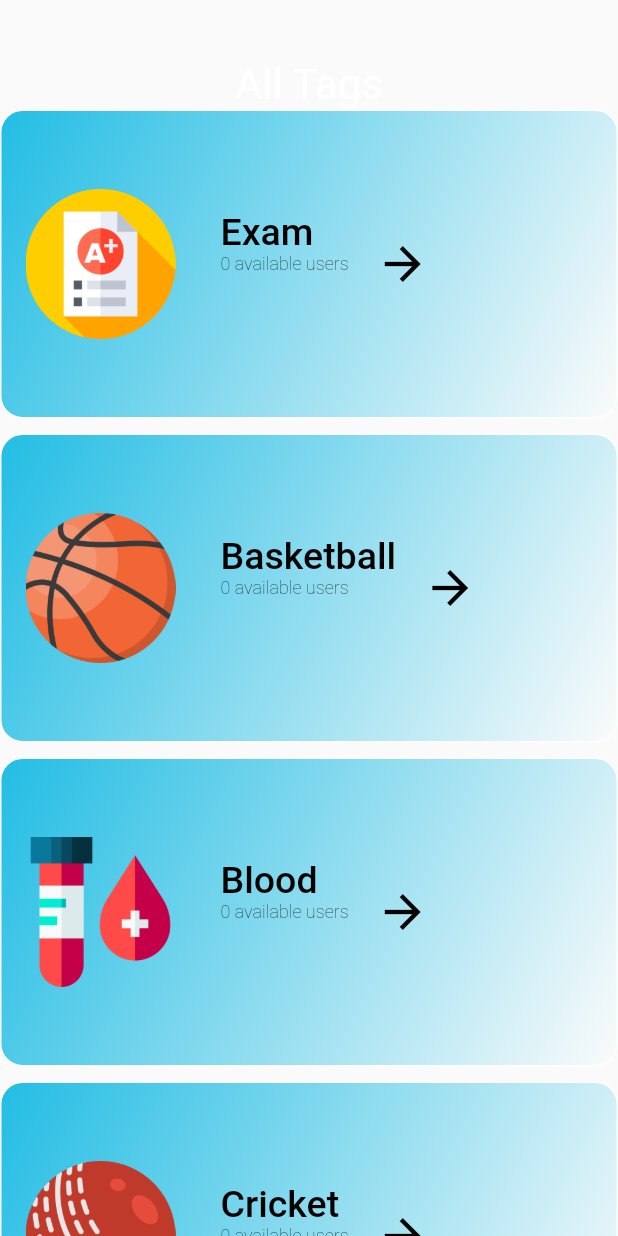
After one commit to tanbir114/nearify, a Flutter app: the CategoryChatScreen screen opened directly, on a phone screen of 412 x 824 dp. The commit adds this screen. Run offline on Flutter 3.47's test engine with Material 2 defaults, Android fonts, the phone set to English and light mode, and no system bars; our stand-ins replace email_validator, geolocator, google_fonts, google_maps_flutter, line_awesome_flutter, shared_preferences; accounts and stored records are empty.

Commit message:
dynamically showing users within 1km radius

```diff
--- /dev/null
+++ b/lib/categorychatscreen.dart
@@ -0,0 +1,64 @@
+import 'package:flutter/material.dart';
+import 'package:frontend/widgets/category_grid_item_chat.dart';
+import 'package:frontend/data/dummy_data.dart';
+import 'package:frontend/user_model.dart';
+import 'package:provider/provider.dart';
+
+class CategoryChatScreen extends StatefulWidget {
+  @override
+  _CategoryChatScreenState createState() => _CategoryChatScreenState();
+}
+
+class _CategoryChatScreenState extends State<CategoryChatScreen> {
+  List<String> selectedCategories = ['Exam'];
+
+  void _handleSelectChange(bool isSelected, String categoryTitle) {
+    setState(() {
+      if (isSelected) {
+        selectedCategories.add(categoryTitle);
+      } else {
+        selectedCategories.remove(categoryTitle);
+      }
+    });
+  }
+
+  @override
+  Widget build(BuildContext context) {
+    return Scaffold(
+      body: Column(
+        crossAxisAlignment: CrossAxisAlignment.center,
+        children: [
+          const SizedBox(
+            height: 40,
+          ),
+          const Text(
+            'All Tags',
+            style: TextStyle(fontSize: 28, color: Colors.white),
+          ),
+          Expanded(
+            child: GridView(
+              gridDelegate: const SliverGridDelegateWithFixedCrossAxisCount(
+                crossAxisCount: 1,
+                childAspectRatio: 2 / 1,
+                crossAxisSpacing: 50,
+                mainAxisSpacing: 10,
+              ),
+              children: [
+                for (final category in availableCategories)
+                  CategoryGridItemChat(
+                      category: category,
+                      onSelectChanged: (isSelected) {
+                        _handleSelectChange(isSelected, category.title);
+                      },
+                      available: context
+                              .watch<DataProvider>()
+                              .tagCountMap?[category.title] ??
+                          0),
+              ],
+            ),
+          ),
+        ],
+      ),
+    );
+  }
+}
--- a/lib/categoryscreen.dart
+++ b/lib/categoryscreen.dart
@@ -78,7 +78,7 @@ class _CategoryScreenState extends State<CategoryScreen> {
             style: ElevatedButton.styleFrom(
               primary: Colors.greenAccent,
             ),
-            child: SizedBox(
+            child: const SizedBox(
               width: double
                   .infinity, // Expands the width of the button to the maximum available width
               height: 60, // Sets the height of the button to 60 logical pixels
--- a/lib/config.dart
+++ b/lib/config.dart
@@ -10,8 +10,9 @@
 
 // import 'package:mongo_dart/mongo_dart.dart';
 
-const url = "http://172.20.10.2:3000/";
+const url = "http://192.168.1.105:7000/";
 const registration = url + "registration";
 const login = url + "login";
 const location = url + "locationupdate";
 const tagUpdate = url + "tagUpdate";
+const nearbyusers = url + "nearbyusers";
--- a/lib/data/dummy_data.dart
+++ b/lib/data/dummy_data.dart
@@ -1,62 +1,71 @@
-import 'package:flutter/material.dart';
-
 import 'package:frontend/models/category.dart';
 
 var availableCategories = [
-  Category(
+  const Category(
     id: 'c1',
     title: 'Exam',
     img: 'assets/images/exam.png',
+    available: 10,
   ),
-  Category(
-  id: 'c2',
-  title: 'Basketball',
-  img: 'assets/images/basketball.png',
+  const Category(
+    id: 'c2',
+    title: 'Basketball',
+    img: 'assets/images/basketball.png',
+    available: 10,
   ),
-  Category(
+  const Category(
     id: 'c3',
     title: 'Blood',
     img: 'assets/images/blood-test.png',
+    available: 10,
   ),
-  Category(
+  const Category(
     id: 'c4',
     title: 'Cricket',
     img: 'assets/images/cricket.png',
+    available: 10,
   ),
-  Category(
+  const Category(
     id: 'c5',
     title: 'Football',
     img: 'assets/images/football.png',
+    available: 10,
   ),
-  Category(
+  const Category(
     id: 'c6',
     title: 'Mosque',
     img: 'assets/images/istanbul.png',
+    available: 10,
   ),
-  Category(
+  const Category(
     id: 'c7',
     title: 'Programming',
     img: 'assets/images/programming.png',
+    available: 10,
   ),
-  Category(
+  const Category(
     id: 'c8',
     title: 'Debate',
     img: 'assets/images/public-speaking.png',
+    available: 10,
   ),
-  Category(
+  const Category(
     id: 'c9',
     title: 'Table Tennis',
     img: 'assets/images/table-tennis.png',
+    available: 10,
   ),
-  Category(
+  const Category(
     id: 'c10',
     title: 'Tennis',
     img: 'assets/images/tennis.png',
+    available: 10,
   ),
-  Category(
+  const Category(
     id: 'c11',
     title: 'Volleyball',
     img: 'assets/images/volley.png',
+    available: 10,
   ),
 
 
--- a/lib/login_page.dart
+++ b/lib/login_page.dart
@@ -6,7 +6,6 @@ import 'dart:convert';
 import 'config.dart';
 import 'package:shared_preferences/shared_preferences.dart';
 import 'Forgotpass.dart';
-import 'user_model.dart';
 
 class LoginPage extends StatefulWidget {
   const LoginPage({super.key});
@@ -49,7 +48,7 @@ class _LoginPageState extends State<LoginPage> {
         // var myToken = jsonResponse['token'];
         // prefs.setString('token', myToken);
 
-        Navigator.push(
+      Navigator.push(
             context,
             MaterialPageRoute(
                 builder: (context) => Homepage(jsonResponse['name'], emailController.text, jsonResponse['phone_no'], passwordController.text)));
--- a/lib/main.dart
+++ b/lib/main.dart
@@ -1,6 +1,18 @@
 import 'package:flutter/material.dart';
 import 'login_page.dart';
 import 'dart:async';
+import 'package:google_fonts/google_fonts.dart';
+import 'package:provider/provider.dart';
+import 'package:frontend/user_model.dart';
+
+final theme = ThemeData(
+  useMaterial3: true,
+  colorScheme: ColorScheme.fromSeed(
+    brightness: Brightness.dark,
+    seedColor: const Color.fromARGB(255, 131, 57, 0),
+  ),
+  textTheme: GoogleFonts.latoTextTheme(),
+);
 
 Future<void> main() async {
   runApp(MyApp());
@@ -14,10 +26,18 @@ class MyApp extends StatefulWidget {
 class _MyAppState extends State<MyApp> {
   @override
   Widget build(BuildContext context) {
-    return const MaterialApp(
-      debugShowCheckedModeBanner: false,
-      title: 'Nearify',
-      home: LoginPage(),
-    );
+    return MultiProvider(
+        providers: [
+          ChangeNotifierProvider(
+            create: (context) => DataProvider(),
+          ),
+        ],
+        child: const MaterialApp(
+          debugShowCheckedModeBanner: false,
+          title: 'Nearify',
+          // theme: theme,
+
+          home: LoginPage(),
+        ));
   }
 }
--- a/lib/models/category.dart
+++ b/lib/models/category.dart
@@ -1,13 +1,13 @@
-import 'package:flutter/material.dart';
-
 class Category {
   const Category({
     required this.id,
     required this.title,
     required this.img,
+    required this.available,
   });
 
   final String id;
   final String title;
   final String img;
+  final int available;
 }
--- a/lib/user_model.dart
+++ b/lib/user_model.dart
@@ -1,4 +1,33 @@
+import 'package:flutter/material.dart';
+
 String? userEmail = '';
 String? userName = '';
 String? userPhone = '';
 String? userPassword = '';
+
+class DataProvider extends ChangeNotifier {
+  Map<String, dynamic>? jsonDataMap;
+  Map<String, int>? tagCountMap;
+  DataProvider({this.jsonDataMap});
+
+  void changeJsonDataMap({required Map<String, dynamic> newjsonDataMap}) async {
+    tagCountMap = {};
+
+    if (newjsonDataMap != null && newjsonDataMap.containsKey('users')) {
+      final users = newjsonDataMap['users'];
+      jsonDataMap = newjsonDataMap;
+      print(jsonDataMap);
+      for (var user in users) {
+        if (user['tagArray'] is List) {
+          List<dynamic> tags = user['tagArray'];
+          for (var tag in tags) {
+            if (tag is String) {
+              tagCountMap![tag] = (tagCountMap![tag] ?? 0) + 1;
+            }
+          }
+        }
+      }
+      notifyListeners();
+    }
+  }
+}
--- a/lib/widgets/category_grid_item.dart
+++ b/lib/widgets/category_grid_item.dart
@@ -35,12 +35,12 @@ class _CategoryGridItemState extends State<CategoryGridItem> {
                 Image.asset(widget.category.img, height: 100, width: 100),
                 Text(
                   widget.category.title,
-                  style: TextStyle(color: Colors.black, fontSize: 18),
+                  style: const TextStyle(color: Colors.black, fontSize: 18),
                 ),
               ],
             ),
             _isSelected
-                ? Positioned(
+                ? const Positioned(
                     top: 8,
                     right: 8,
                     child: Icon(
@@ -49,7 +49,7 @@ class _CategoryGridItemState extends State<CategoryGridItem> {
                       size: 32,
                     ),
                   )
-                : SizedBox(),
+                : const SizedBox(),
           ],
         ),
       ),
--- /dev/null
+++ b/lib/widgets/category_grid_item_chat.dart
@@ -0,0 +1,100 @@
+import 'package:flutter/material.dart';
+import 'package:frontend/models/category.dart';
+import 'package:frontend/onlinescreen.dart';
+import 'package:frontend/user_model.dart';
+import 'package:provider/provider.dart';
+
+class CategoryGridItemChat extends StatefulWidget {
+  final Category category;
+  final Function(bool) onSelectChanged;
+  final int available;
+
+  CategoryGridItemChat({
+    required this.category,
+    required this.onSelectChanged,
+    required this.available
+  });
+
+  @override
+  _CategoryGridItemChatState createState() => _CategoryGridItemChatState();
+}
+
+class _CategoryGridItemChatState extends State<CategoryGridItemChat> {
+  bool _isSelected = false;
+
+  @override
+  Widget build(BuildContext context) {
+    return Container(
+      decoration: BoxDecoration(
+        borderRadius: BorderRadius.circular(15),
+        gradient: const LinearGradient(
+          begin: Alignment.topLeft,
+          end: Alignment.bottomRight,
+          colors: [
+            Color.fromARGB(255, 34, 189, 228),
+            Color.fromARGB(255, 251, 251, 251)
+          ],
+        ),
+        border: Border.all(color: Color.fromARGB(255, 254, 254, 254)),
+      ),
+      padding: const EdgeInsets.all(16),
+      child: Stack(
+        children: [
+          Row(
+            children: [
+              Image.asset(widget.category.img, height: 100, width: 100),
+              const SizedBox(height: 100, width: 30),
+              Column(
+                crossAxisAlignment: CrossAxisAlignment.start,
+                children: [
+                  const SizedBox(height: 50, width: 50),
+                  Text(
+                    widget.category.title,
+                    style: const TextStyle(
+                      fontSize: 25,
+                      color: Colors.black,
+                      fontWeight: FontWeight.w500,
+                    ),
+                  ),
+                  Text(
+                    '${widget.available.toString() ?? '0'} available users',
+                    style: const TextStyle(
+                      fontSize: 12,
+                      color: Colors.black,
+                      fontWeight: FontWeight.w100,
+                    ),
+                  ),
+                ],
+              ),
+              const SizedBox(width: 10),
+              Column(mainAxisAlignment: MainAxisAlignment.center, children: [
+                IconButton(
+                  onPressed: () {
+                    Navigator.push(
+                      context,
+                      MaterialPageRoute(builder: (context) => OnlinePage()),
+                    );
+                  },
+                  icon: const Icon(Icons.arrow_forward),
+                  color: Colors.black,
+                  iconSize: 36,
+                ),
+              ]),
+            ],
+          ),
+          _isSelected
+              ? const Positioned(
+                  top: 8,
+                  right: 8,
+                  child: Icon(
+                    Icons.check_circle,
+                    color: Colors.green,
+                    size: 32,
+                  ),
+                )
+              : const SizedBox(),
+        ],
+      ),
+    );
+  }
+}
--- a/pubspec.yaml
+++ b/pubspec.yaml
@@ -34,7 +34,7 @@ dependencies:
   # The following adds the Cupertino Icons font to your application.
   # Use with the CupertinoIcons class for iOS style icons.
   cupertino_icons: ^1.0.2
-  flutter_polyline_points: ^1.0.0
+  # flutter_polyline_points: ^1.0.0
   google_maps_flutter: ^2.1.1
   # location: ^4.4.0
   geolocator: ^10.0.1
@@ -51,6 +51,8 @@ dependencies:
   dart_ipify: ^1.1.1
   mongo_dart: ^0.9.2
   line_awesome_flutter: ^2.0.0
+  google_fonts: ^6.0.0
+  provider: ^6.0.5
 
 
 dev_dependencies:
@@ -74,6 +76,7 @@ flutter:
   assets:
     - assets/icons/
     - assets/images/
+    - assets/images/online.png
 
   # An image asset can refer to one or more resolution-specific "variants", see
   # https://flutter.dev/assets-and-images/#resolution-aware
```
Also changed, not shown: lib/data/dummy_data2.dart (added, +34 -0 lines), lib/homepage.dart (+27 -9 lines), lib/models/onlineprofiles.dart (added, +13 -0 lines), lib/onlinescreen.dart (added, +48 -0 lines), lib/widgets/onlinepeople.dart (added, +62 -0 lines), assets/images/online.png (added), pubspec.lock, 1 other file.
